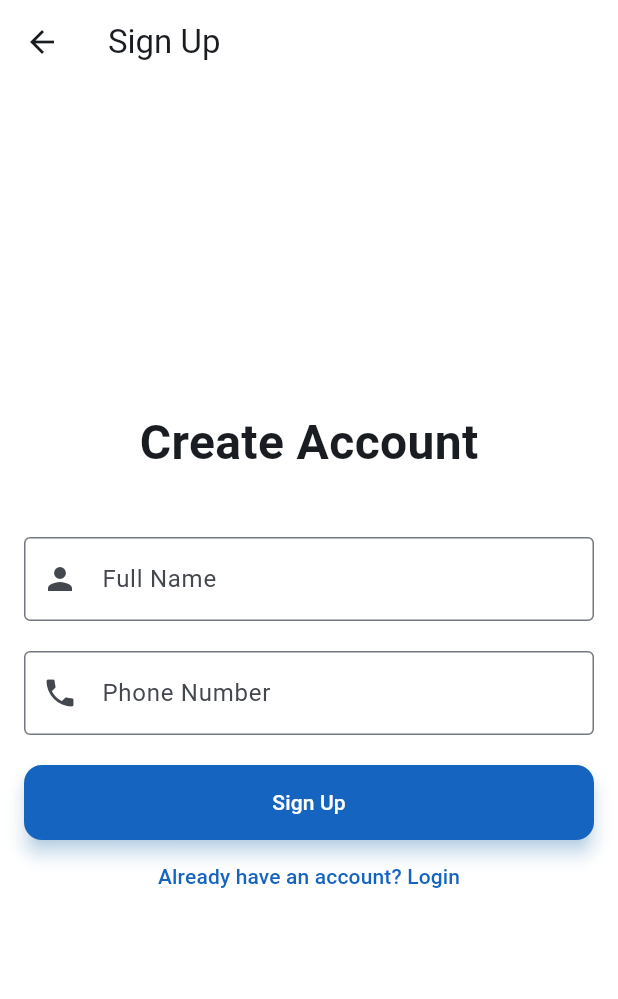
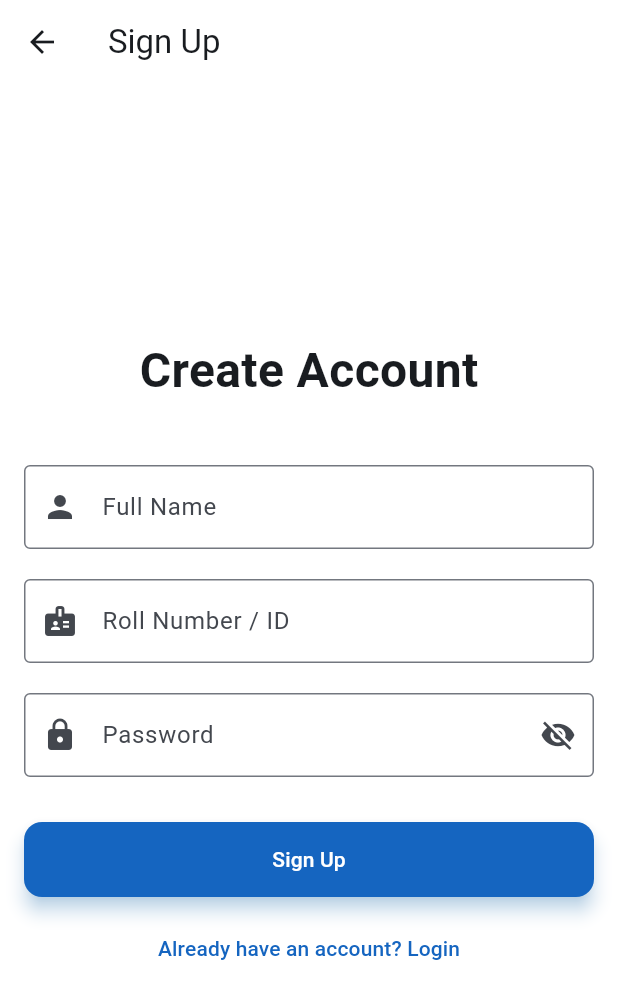
Before and after one commit to balnavroop1212/greivance_project, a Flutter app: the screen it shows after launch, after a tap on an icon or button, on a phone screen of 412 x 824 dp. Shown: the top 999 px of the screen. Run offline on Flutter 3.47's test engine with Material 3 defaults, Android fonts, the phone set to English and light mode, and no system bars; our stand-ins replace cloud_firestore, firebase_core; accounts and stored records are empty.

Commit message:
updated login and sign up page

```diff
--- a/lib/auth/login_page.dart
+++ b/lib/auth/login_page.dart
@@ -1,5 +1,4 @@
 import 'package:flutter/material.dart';
-import 'package:flutter/services.dart';
 import 'package:cloud_firestore/cloud_firestore.dart';
 import '../screens/home_page.dart';
 import 'signup_page.dart';
@@ -12,14 +11,18 @@ class LoginPage extends StatefulWidget {
 }
 
 class _LoginPageState extends State<LoginPage> {
-  final TextEditingController _phoneController = TextEditingController();
+  final TextEditingController _idController = TextEditingController();
+  final TextEditingController _passwordController = TextEditingController();
   bool _isLoading = false;
+  bool _isPasswordVisible = false;
 
   void _login() async {
-    String phone = _phoneController.text.trim();
-    if (phone.length != 10 || !RegExp(r'^[0-9]+$').hasMatch(phone)) {
+    String rollNumber = _idController.text.trim();
+    String password = _passwordController.text.trim();
+
+    if (rollNumber.isEmpty || password.isEmpty) {
       ScaffoldMessenger.of(context).showSnackBar(
-        const SnackBar(content: Text('Please enter a valid 10-digit phone number')),
+        const SnackBar(content: Text('Please enter both Roll Number and Password')),
       );
       return;
     }
@@ -29,17 +32,28 @@ class _LoginPageState extends State<LoginPage> {
     });
 
     try {
-      var userDoc = await FirebaseFirestore.instance.collection('users').doc(phone).get();
+      // Assuming roll number is the document ID in 'users' collection
+      var userDoc = await FirebaseFirestore.instance.collection('users').doc(rollNumber).get();
 
       if (userDoc.exists) {
+        String storedPassword = userDoc.data()?['password'] ?? '';
+
+        if (password == storedPassword) {
           String name = userDoc.data()?['name'] ?? 'User';
           if (mounted) {
             Navigator.pushReplacement(
               context,
               MaterialPageRoute(
-              builder: (context) => HomePage(userName: name, phone: phone),
+                builder: (context) => HomePage(userName: name, phone: rollNumber), // Keeping phone parameter name for compatibility
               ),
             );
+          }
+        } else {
+          if (mounted) {
+            ScaffoldMessenger.of(context).showSnackBar(
+              const SnackBar(content: Text('Invalid password.')),
+            );
+          }
         }
       } else {
         if (mounted) {
@@ -86,17 +100,32 @@ class _LoginPageState extends State<LoginPage> {
               ),
               const SizedBox(height: 40),
               TextField(
-                controller: _phoneController,
+                controller: _idController,
                 decoration: const InputDecoration(
-                  labelText: 'Phone Number',
+                  labelText: 'Roll Number / ID',
                   border: OutlineInputBorder(),
-                  prefixIcon: Icon(Icons.phone),
+                  prefixIcon: Icon(Icons.badge),
                 ),
-                keyboardType: TextInputType.phone,
-                inputFormatters: [
-                  FilteringTextInputFormatter.digitsOnly,
-                  LengthLimitingTextInputFormatter(10),
-                ],
+              ),
+              const SizedBox(height: 20),
+              TextField(
+                controller: _passwordController,
+                obscureText: !_isPasswordVisible,
+                decoration: InputDecoration(
+                  labelText: 'Password',
+                  border: const OutlineInputBorder(),
+                  prefixIcon: const Icon(Icons.lock),
+                  suffixIcon: IconButton(
+                    icon: Icon(
+                      _isPasswordVisible ? Icons.visibility : Icons.visibility_off,
+                    ),
+                    onPressed: () {
+                      setState(() {
+                        _isPasswordVisible = !_isPasswordVisible;
+                      });
+                    },
+                  ),
+                ),
               ),
               const SizedBox(height: 20),
               ElevatedButton(
--- a/lib/auth/signup_page.dart
+++ b/lib/auth/signup_page.dart
@@ -11,23 +11,19 @@ class SignupPage extends StatefulWidget {
 
 class _SignupPageState extends State<SignupPage> {
   final TextEditingController _nameController = TextEditingController();
-  final TextEditingController _phoneController = TextEditingController();
+  final TextEditingController _idController = TextEditingController();
+  final TextEditingController _passwordController = TextEditingController();
   bool _isLoading = false;
+  bool _isPasswordVisible = false;
 
   void _signup() async {
     String name = _nameController.text.trim();
-    String phone = _phoneController.text.trim();
+    String rollNumber = _idController.text.trim();
+    String password = _passwordController.text.trim();
 
-    if (name.isEmpty || phone.isEmpty) {
+    if (name.isEmpty || rollNumber.isEmpty || password.isEmpty) {
       ScaffoldMessenger.of(context).showSnackBar(
         const SnackBar(content: Text('Please enter all details')),
-      );
-      return;
-    }
-
-    if (phone.length != 10) {
-      ScaffoldMessenger.of(context).showSnackBar(
-        const SnackBar(content: Text('Please enter a valid 10-digit phone number')),
       );
       return;
     }
@@ -38,17 +34,20 @@ class _SignupPageState extends State<SignupPage> {
 
     try {
       // Check if user already exists
-      var userDoc = await FirebaseFirestore.instance.collection('users').doc(phone).get();
+      var userDoc = await FirebaseFirestore.instance.collection('users').doc(rollNumber).get();
 
       if (userDoc.exists) {
+        if (mounted) {
           ScaffoldMessenger.of(context).showSnackBar(
-          const SnackBar(content: Text('User already exists with this phone number')),
+            const SnackBar(content: Text('User already exists with this Roll Number')),
           );
+        }
       } else {
         // Create new user
-        await FirebaseFirestore.instance.collection('users').doc(phone).set({
+        await FirebaseFirestore.instance.collection('users').doc(rollNumber).set({
           'name': name,
-          'phone': phone,
+          'rollNumber': rollNumber,
+          'password': password, // Note: For production, password should be hashed
           'createdAt': FieldValue.serverTimestamp(),
         });
 
@@ -56,15 +55,17 @@ class _SignupPageState extends State<SignupPage> {
           Navigator.pushReplacement(
             context,
             MaterialPageRoute(
-              builder: (context) => HomePage(userName: name, phone: phone),
+              builder: (context) => HomePage(userName: name, phone: rollNumber),
             ),
           );
         }
       }
     } catch (e) {
+      if (mounted) {
         ScaffoldMessenger.of(context).showSnackBar(
           SnackBar(content: Text('Error: ${e.toString()}')),
         );
+      }
     } finally {
       if (mounted) {
         setState(() {
@@ -78,7 +79,13 @@ class _SignupPageState extends State<SignupPage> {
   Widget build(BuildContext context) {
     return Scaffold(
       appBar: AppBar(title: const Text('Sign Up')),
-      body: Padding(
+      body: LayoutBuilder(
+        builder: (context, constraints) {
+          return SingleChildScrollView(
+            child: ConstrainedBox(
+              constraints: BoxConstraints(minHeight: constraints.maxHeight),
+              child: Center(
+                child: Padding(
                   padding: const EdgeInsets.all(16.0),
                   child: Column(
                     mainAxisAlignment: MainAxisAlignment.center,
@@ -98,15 +105,34 @@ class _SignupPageState extends State<SignupPage> {
                       ),
                       const SizedBox(height: 20),
                       TextField(
-              controller: _phoneController,
+                        controller: _idController,
                         decoration: const InputDecoration(
-                labelText: 'Phone Number',
+                          labelText: 'Roll Number / ID',
                           border: OutlineInputBorder(),
-                prefixIcon: Icon(Icons.phone),
+                          prefixIcon: Icon(Icons.badge),
                         ),
-              keyboardType: TextInputType.phone,
                       ),
                       const SizedBox(height: 20),
+                      TextField(
+                        controller: _passwordController,
+                        obscureText: !_isPasswordVisible,
+                        decoration: InputDecoration(
+                          labelText: 'Password',
+                          border: const OutlineInputBorder(),
+                          prefixIcon: const Icon(Icons.lock),
+                          suffixIcon: IconButton(
+                            icon: Icon(
+                              _isPasswordVisible ? Icons.visibility : Icons.visibility_off,
+                            ),
+                            onPressed: () {
+                              setState(() {
+                                _isPasswordVisible = !_isPasswordVisible;
+                              });
+                            },
+                          ),
+                        ),
+                      ),
+                      const SizedBox(height: 30),
                       ElevatedButton(
                         onPressed: _isLoading ? null : _signup,
                         style: ElevatedButton.styleFrom(
@@ -116,6 +142,7 @@ class _SignupPageState extends State<SignupPage> {
                           ? const CircularProgressIndicator(color: Colors.white)
                           : const Text('Sign Up'),
                       ),
+                      const SizedBox(height: 10),
                       TextButton(
                         onPressed: () {
                           Navigator.pop(context);
@@ -125,6 +152,11 @@ class _SignupPageState extends State<SignupPage> {
                     ],
                   ),
                 ),
+              ),
+            ),
+          );
+        },
+      ),
     );
   }
 }
```
Lines whose indentation alone changed are shown as unchanged.
